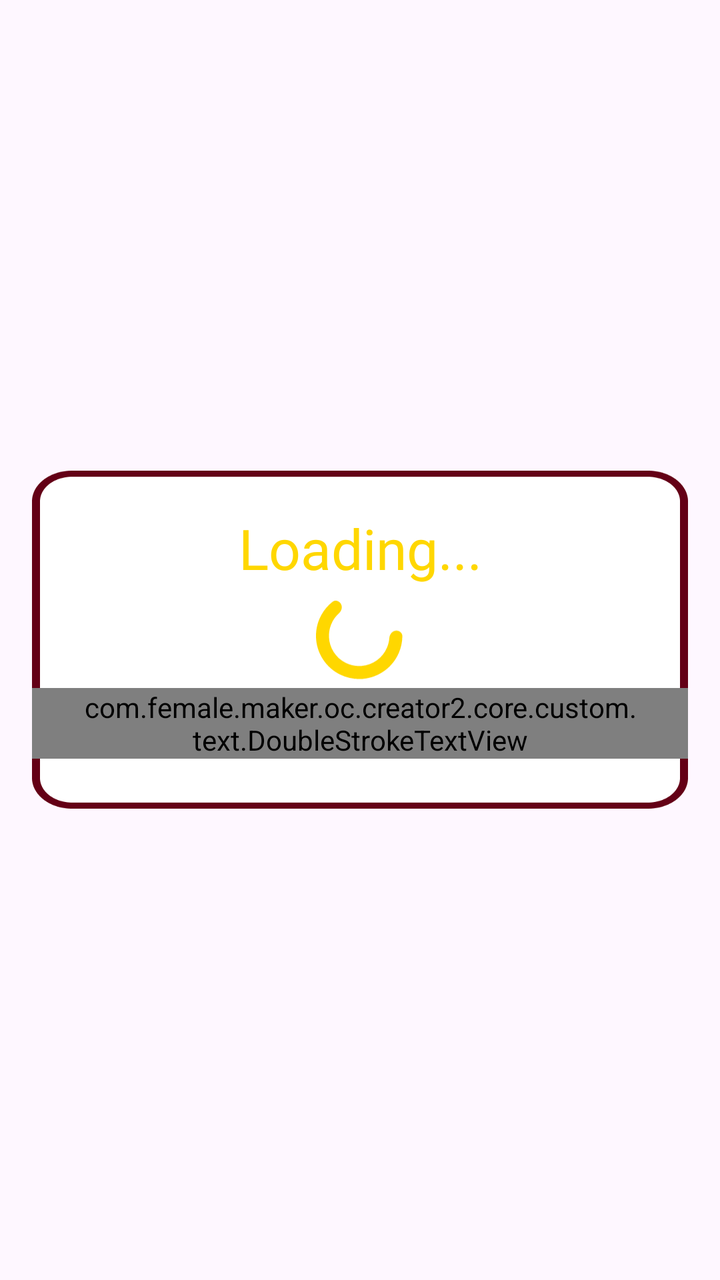
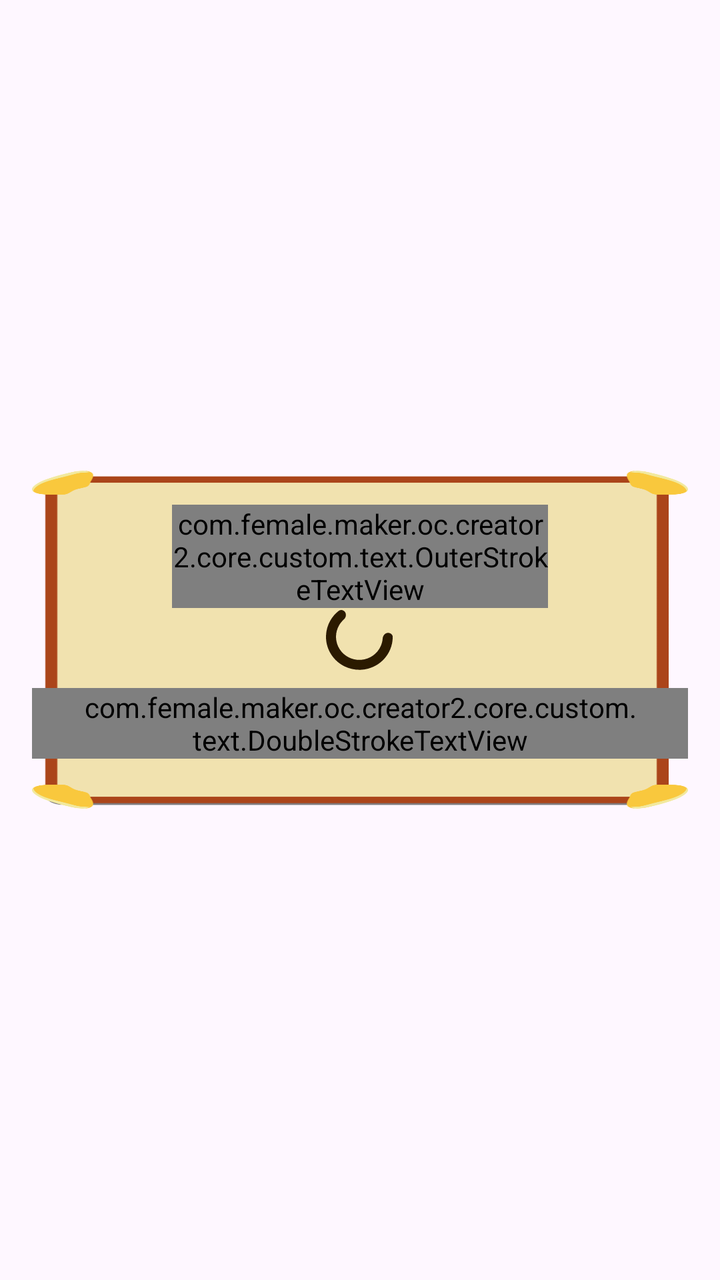

An Android layout rendered at two revisions. The XML below is the earlier revision; the diff shows what the commit changed to produce the second picture.
<!-- AndroidManifest.xml: application theme Theme.BaseProject -->
<!-- res/layout/dialog_loading.xml -->
<?xml version="1.0" encoding="utf-8"?>
<layout xmlns:android="http://schemas.android.com/apk/res/android"
    xmlns:app="http://schemas.android.com/apk/res-auto">
    
    <FrameLayout
        android:id="@+id/flOutSide"
        android:layout_width="match_parent"
        android:layout_height="match_parent">

        
        <FrameLayout
            android:id="@+id/layoutMain"
            android:layout_width="wrap_content"
            android:layout_height="wrap_content"
            android:layout_gravity="center"
            android:layout_marginHorizontal="16dp"
            app:cardBackgroundColor="@color/transparent"
          >

            <androidx.constraintlayout.widget.ConstraintLayout
                android:id="@+id/containerDialog"
                android:layout_width="328dp"
                android:layout_height="169dp"
                android:gravity="center_horizontal"
                android:orientation="vertical">

                <androidx.constraintlayout.widget.ConstraintLayout
                    android:layout_width="0dp"
                    android:layout_height="0dp"
                    android:background="@drawable/bg_dialog_delete_exit"
                    app:layout_constraintBottom_toBottomOf="parent"
                    app:layout_constraintEnd_toEndOf="parent"
                    app:layout_constraintStart_toStartOf="parent"
                    app:layout_constraintTop_toTopOf="parent" />


                <TextView
                    android:id="@+id/tvTitle"
                    style="@style/single_marquee"
                    android:layout_width="0dp"
                    android:layout_height="wrap_content"
                    android:layout_marginHorizontal="70dp"
                    android:layout_marginTop="20dp"
                    android:background="@color/transparent"
                    android:fontFamily="@font/copperplategothic_bold"
                    android:gravity="center"
                    android:text="@string/loadings"
                    android:textColor="@color/app"
                    android:textSize="28sp"
                    app:layout_constraintEnd_toEndOf="parent"
                    app:layout_constraintStart_toStartOf="parent"
                    app:layout_constraintTop_toTopOf="parent" />

                <ImageView
                    android:id="@+id/Icspinning"
                    android:layout_width="44dp"
                    android:layout_height="44dp"
                    android:src="@drawable/ic_loading_spinner"
                    android:tint="@color/app"
                    app:layout_constraintTop_toTopOf="parent"
                    app:layout_constraintBottom_toBottomOf="parent"
                    app:layout_constraintStart_toStartOf="parent"
                    app:layout_constraintEnd_toEndOf="parent"
                    />

                
                <com.female.maker.oc.creator2.core.custom.text.DoubleStrokeTextView
                    android:id="@+id/tvDescription"
                    android:layout_width="match_parent"
                    android:layout_height="wrap_content"
                    android:layout_marginTop="35dp"
                    android:fontFamily="@font/copperplategothic_bold"
                    android:gravity="center"
                    app:layout_constraintBottom_toBottomOf="parent"
                    android:layout_marginBottom="25dp"
                    android:paddingHorizontal="24dp"
                    android:text="@string/please_wait"
                    app:outerStrokeWidth="2dp"
                    app:outerStrokeColor="@color/app"
                    android:textColor="@color/white"
                    android:textSize="16sp" />

                
            </androidx.constraintlayout.widget.ConstraintLayout>

        </FrameLayout>

    </FrameLayout>
</layout>
<!-- resources referenced by this layout -->
<resources>
  <color name="app">#FFD700</color>
  <color name="transparent">#00FFFFFF</color>
  <color name="white">#FFFFFFFF</color>
  <!-- drawable bg_dialog_delete_exit: png bitmap (drawable, 7810 bytes) -->
  <!-- drawable ic_loading_spinner (drawable) -->
  <vector xmlns:android="http://schemas.android.com/apk/res/android"
      android:width="37dp"
      android:height="33dp"
      android:viewportWidth="37"
      android:viewportHeight="33">
      <path
          android:fillColor="#FFFFFFFF"
          android:pathData="M10.5 1.33c-0.75-1.3-2.43-1.77-3.61-0.84-1.86 1.47-3.42 3.3-4.58 5.38C0.7 8.75-0.1 12 0 15.3c0.1 3.3 1.1 6.5 2.9 9.28 1.78 2.77 4.29 5 7.25 6.45 2.96 1.45 6.26 2.07 9.55 1.8 3.28-0.29 6.43-1.46 9.1-3.39 2.67-1.93 4.77-4.56 6.06-7.6 0.93-2.19 1.42-4.54 1.45-6.9 0.02-1.5-1.38-2.55-2.87-2.34-1.49 0.2-2.5 1.59-2.61 3.1-0.1 1.37-0.44 2.73-0.98 4.01-0.9 2.13-2.37 3.96-4.24 5.32-1.87 1.35-4.08 2.17-6.38 2.37-2.3 0.2-4.6-0.24-6.68-1.26-2.07-1.02-3.83-2.58-5.08-4.52-1.25-1.94-1.95-4.18-2.03-6.49-0.07-2.3 0.49-4.59 1.61-6.6 0.68-1.22 1.56-2.31 2.59-3.24 1.11-1 1.6-2.65 0.84-3.96Z"/>
  </vector>
  <string name="loadings">Loading...</string>
  <string name="please_wait">Please wait...</string>
  <style name="single_marquee">
          <item name="android:singleLine">true</item>
          <item name="android:ellipsize">marquee</item>
          <item name="android:marqueeRepeatLimit">marquee_forever</item>
      </style>
  <style name="Theme.BaseProject" parent="Base.Theme.BaseProject" />
  <style name="Base.Theme.BaseProject" parent="Theme.Material3.DayNight.NoActionBar">
          <item name="android:windowTranslucentStatus">false</item>
          <item name="android:statusBarColor">@android:color/transparent</item>
          <item name="android:windowSoftInputMode">adjustResize</item>
      </style>
</resources>

<!-- the commit's change to res/layout/dialog_loading.xml (unified diff, before → after) -->
@@ -34,29 +34,34 @@
                     app:layout_constraintTop_toTopOf="parent" />
 
 
-                <TextView
+                <com.female.maker.oc.creator2.core.custom.text.OuterStrokeTextView
                     android:id="@+id/tvTitle"
                     style="@style/single_marquee"
                     android:layout_width="0dp"
                     android:layout_height="wrap_content"
                     android:layout_marginHorizontal="70dp"
-                    android:layout_marginTop="20dp"
+                    android:layout_marginTop="17dp"
                     android:background="@color/transparent"
                     android:fontFamily="@font/copperplategothic_bold"
                     android:gravity="center"
                     android:text="@string/loadings"
-                    android:textColor="@color/app"
                     android:textSize="28sp"
                     app:layout_constraintEnd_toEndOf="parent"
                     app:layout_constraintStart_toStartOf="parent"
-                    app:layout_constraintTop_toTopOf="parent" />
+                    app:layout_constraintTop_toTopOf="parent"
+                    app:outerStrokeWidth=".5dp"
+                    app:outerStrokeColor="@color/app1"
+                    android:shadowRadius=".1"
+                    android:shadowColor="@color/app2"
+                    android:shadowDy="3"
+                    android:textColor="@color/app" />
 
                 <ImageView
                     android:id="@+id/Icspinning"
-                    android:layout_width="44dp"
-                    android:layout_height="44dp"
+                    android:layout_width="34dp"
+                    android:layout_height="34dp"
                     android:src="@drawable/ic_loading_spinner"
-                    android:tint="@color/app"
+                    android:tint="#2B1A00"
                     app:layout_constraintTop_toTopOf="parent"
                     app:layout_constraintBottom_toBottomOf="parent"
                     app:layout_constraintStart_toStartOf="parent"
@@ -75,10 +80,14 @@
                     android:layout_marginBottom="25dp"
                     android:paddingHorizontal="24dp"
                     android:text="@string/please_wait"
-                    app:outerStrokeWidth="2dp"
-                    app:outerStrokeColor="@color/app"
-                    android:textColor="@color/white"
-                    android:textSize="16sp" />
+                    android:textSize="16sp"
+                    app:outerStrokeWidth=".5dp"
+                    app:outerStrokeColor="@color/app1"
+                    android:shadowRadius=".1"
+                    android:shadowColor="@color/app2"
+                    android:shadowDy="3"
+                    android:textColor="@color/app"
+                    />
 
                 
             </androidx.constraintlayout.widget.ConstraintLayout>
<!-- resource entries referenced after the edit -->
@@ -1,9 +1,10 @@
 <!-- resources referenced by this layout -->
 <resources>
   <color name="app">#FFD700</color>
+  <color name="app1">#2B1A00</color>
+  <color name="app2">#5C2316</color>
   <color name="transparent">#00FFFFFF</color>
-  <color name="white">#FFFFFFFF</color>
-  <!-- drawable bg_dialog_delete_exit: png bitmap (drawable, 7810 bytes) -->
+  <!-- drawable bg_dialog_delete_exit: png bitmap (drawable, 15274 bytes) -->
   <!-- drawable ic_loading_spinner (drawable) -->
   <vector xmlns:android="http://schemas.android.com/apk/res/android"
       android:width="37dp"
